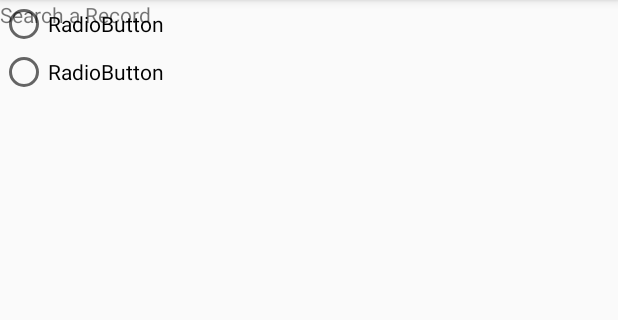
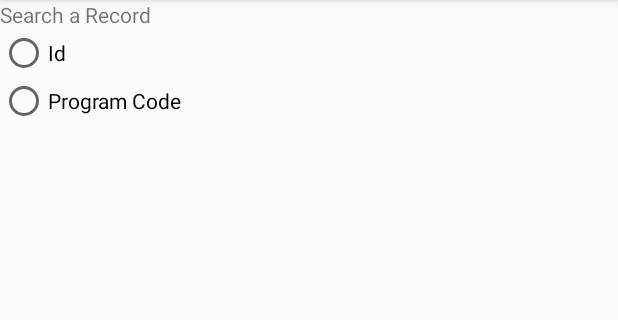
Before and after one commit to ashishjullia/GradingApp, an Android app: the screen it shows after launch (MainActivity), after a tap on "Search", on a phone screen of 412 x 824 dp, the part 84-404 px from its top. Run offline under Robolectric (Android 15) with nearby library versions, the phone set to English and light mode, and no system bars; 1 other tap on this screen came first.

Commit message:
Added the search functionality to the application.

```diff
--- a/app/src/main/java/com/example/gradingapp/Search.java
+++ b/app/src/main/java/com/example/gradingapp/Search.java
@@ -1,5 +1,6 @@
 package com.example.gradingapp;
 
+import android.database.Cursor;
 import android.os.Bundle;
 
 import androidx.fragment.app.Fragment;
@@ -7,8 +8,29 @@ import androidx.fragment.app.Fragment;
 import android.view.LayoutInflater;
 import android.view.View;
 import android.view.ViewGroup;
+import android.widget.Button;
+import android.widget.EditText;
+import android.widget.LinearLayout;
+import android.widget.RadioButton;
+import android.widget.RadioGroup;
+import android.widget.TextView;
+import android.widget.Toast;
 
 public class Search extends Fragment {
+
+    RadioGroup groupSearchRecord;
+    RadioButton radioButtonSearchId, radioButtonSearchProgramCode;
+
+    TextView txtViewId, txtViewFirstName, txtViewLastName, txtViewCourse, txtViewCredits, txtViewMarks;
+    LinearLayout layoutSearchById, layoutSearchByProgramCode;
+    Button submitButtonSearchId, submitButtonSearchProgramCode;
+
+    String stringSearchId, stringSearchProgramCode;
+
+    EditText editSearchIdValue, editSearchProgramCodeValue;
+
+    DatabaseHelper dbh;
+
     public Search() {
         // Required empty public constructor
     }
@@ -16,7 +38,98 @@ public class Search extends Fragment {
     @Override
     public View onCreateView(LayoutInflater inflater, ViewGroup container,
                              Bundle savedInstanceState) {
+        final View view = inflater.inflate(R.layout.fragment_search, container, false);
+
+        groupSearchRecord = view.findViewById(R.id.radioGroupSearchRecord);
+        radioButtonSearchId = view.findViewById(R.id.radioButtonSearchById);
+        radioButtonSearchProgramCode = view.findViewById(R.id.radioButtonSearchByProgramCode);
+
+        layoutSearchById = view.findViewById(R.id.linearLayoutSearchById);
+        layoutSearchByProgramCode = view.findViewById(R.id.linearLayoutSearchByProgramCode);
+
+        txtViewId = view.findViewById(R.id.textViewId);
+        txtViewFirstName = view.findViewById(R.id.textViewFirstName);
+        txtViewLastName = view.findViewById(R.id.textViewLastName);
+        txtViewCourse = view.findViewById(R.id.textViewCourse);
+        txtViewCredits = view.findViewById(R.id.textViewCredits);
+        txtViewMarks = view.findViewById(R.id.textViewMarks);
+
+        editSearchIdValue = view.findViewById(R.id.editSearchId);
+        editSearchProgramCodeValue = view.findViewById(R.id.editSearchProgramCode);
+
+        groupSearchRecord.setOnCheckedChangeListener(new RadioGroup.OnCheckedChangeListener() {
+            @Override
+            public void onCheckedChanged(RadioGroup group, int checkedId) {
+                RadioButton rb = view.findViewById(checkedId);
+                if (rb.getId() == R.id.radioButtonSearchById) {
+                    // stringSearchId = editSearchIdValue.getText().toString();
+                    layoutSearchById.setVisibility(View.VISIBLE);
+                    layoutSearchByProgramCode.setVisibility(View.GONE);
+                } else if (rb.getId() == R.id.radioButtonSearchByProgramCode) {
+                    // stringSearchProgramCode = editSearchProgramCodeValue.getText().toString();
+                    layoutSearchByProgramCode.setVisibility(View.VISIBLE);
+                    layoutSearchById.setVisibility(View.GONE);
+                }
+            }
+        });
+
+        submitButtonSearchId = view.findViewById(R.id.btnSearchId);
+        submitButtonSearchProgramCode = view.findViewById(R.id.btnSearchProgramCode);
+
+        submitButtonSearchId.setOnClickListener(new View.OnClickListener() {
+            @Override
+            public void onClick(View v) {
+                dbh = new DatabaseHelper(getActivity());
+                stringSearchId = editSearchIdValue.getText().toString();
+                Cursor cursor = dbh.searchGrade("id", stringSearchId);
+
+                if (cursor == null) {
+                    Toast.makeText(getContext(), "No Record!", Toast.LENGTH_SHORT).show();
+                } else {
+                    if (cursor.moveToFirst()) {
+                        do {
+                            txtViewId.setText(cursor.getString(cursor.getColumnIndex("id")));
+                            txtViewFirstName.setText(cursor.getString(cursor.getColumnIndex("firstName")));
+                            txtViewLastName.setText(cursor.getString(cursor.getColumnIndex("lastName")));
+                            txtViewCourse.setText(cursor.getString(cursor.getColumnIndex("course")));
+                            txtViewCredits.setText(cursor.getString(cursor.getColumnIndex("credits")));
+                            txtViewMarks.setText(cursor.getString(cursor.getColumnIndex("marks")));
+                        } while (cursor.moveToNext());
+                    }
+                    cursor.close();
+                    dbh.close();
+                }
+            }
+        }
+        );
+
+        submitButtonSearchProgramCode.setOnClickListener(new View.OnClickListener() {
+            @Override
+            public void onClick(View v) {
+                dbh = new DatabaseHelper(getActivity());
+                stringSearchProgramCode = editSearchProgramCodeValue.getText().toString();
+                Cursor cursor = dbh.searchGrade("course", stringSearchProgramCode);
+                if (cursor == null) {
+                    Toast.makeText(getContext(), "No Record!", Toast.LENGTH_SHORT).show();
+                } else {
+                    if (cursor.moveToFirst()) {
+                        do {
+                            txtViewId.setText(cursor.getString(cursor.getColumnIndex("id")));
+                            txtViewFirstName.setText(cursor.getString(cursor.getColumnIndex("firstName")));
+                            txtViewLastName.setText(cursor.getString(cursor.getColumnIndex("lastName")));
+                            txtViewCourse.setText(cursor.getString(cursor.getColumnIndex("course")));
+                            txtViewCredits.setText(cursor.getString(cursor.getColumnIndex("credits")));
+                            txtViewMarks.setText(cursor.getString(cursor.getColumnIndex("marks")));
+                        } while (cursor.moveToNext());
+                    }
+                    cursor.close();
+                    dbh.close();
+                 }
+                }
+            }
+        );
+
         // Inflate the layout for this fragment
-        return inflater.inflate(R.layout.fragment_search, container, false);
+        return view;
     }
 }
--- a/app/src/main/res/layout/fragment_search.xml
+++ b/app/src/main/res/layout/fragment_search.xml
@@ -2,31 +2,92 @@
 <FrameLayout xmlns:android="http://schemas.android.com/apk/res/android"
     xmlns:tools="http://schemas.android.com/tools"
     android:layout_width="match_parent"
-    android:layout_height="match_parent"
+    android:layout_height="wrap_content"
     tools:context=".Search">
 
     <!-- TODO: Update blank fragment layout -->
+
+    <LinearLayout
+        android:layout_width="match_parent"
+        android:layout_height="wrap_content"
+        android:orientation="vertical">
+
         <TextView
             android:layout_width="match_parent"
-        android:layout_height="match_parent"
+            android:layout_height="wrap_content"
             android:text="Search a Record" />
+
+        <LinearLayout
+            android:layout_width="match_parent"
+            android:layout_height="wrap_content"
+            android:orientation="horizontal">
 
             <RadioGroup
                 android:id="@+id/radioGroupSearchRecord"
-        android:layout_width="wrap_content"
-        android:layout_height="wrap_content" >
+                android:layout_width="match_parent"
+                android:layout_height="wrap_content">
 
                 <RadioButton
                     android:id="@+id/radioButtonSearchById"
                     android:layout_width="match_parent"
                     android:layout_height="wrap_content"
-            android:text="RadioButton" />
+                    android:text="Id" />
 
                 <RadioButton
                     android:id="@+id/radioButtonSearchByProgramCode"
                     android:layout_width="match_parent"
                     android:layout_height="wrap_content"
-            android:text="RadioButton" />
+                    android:text="Program Code" />
             </RadioGroup>
 
+        </LinearLayout>
+
+        <LinearLayout
+            android:id="@+id/linearLayoutSearchById"
+            android:layout_width="match_parent"
+            android:layout_height="300dp"
+            android:orientation="vertical"
+            android:visibility="gone">
+
+            <EditText
+                android:id="@+id/editSearchId"
+                android:layout_width="match_parent"
+                android:layout_height="100dp"
+                android:ems="10"
+                android:inputType="textPersonName"
+                android:text="" />
+
+            <Button
+                android:id="@+id/btnSearchId"
+                android:layout_width="match_parent"
+                android:layout_height="wrap_content"
+                android:text="Search   (by Id)" />
+
+        </LinearLayout>
+
+        <LinearLayout
+            android:id="@+id/linearLayoutSearchByProgramCode"
+            android:layout_width="match_parent"
+            android:layout_height="wrap_content"
+            android:orientation="vertical"
+            android:visibility="gone">
+
+            <EditText
+                android:id="@+id/editSearchProgramCode"
+                android:layout_width="match_parent"
+                android:layout_height="100dp"
+                android:ems="10"
+                android:inputType="textPersonName"
+                android:text="" />
+
+            <Button
+                android:id="@+id/btnSearchProgramCode"
+                android:layout_width="match_parent"
+                android:layout_height="wrap_content"
+                android:text="Search   (by Program Code)" />
+        </LinearLayout>
+
+    <include layout="@layout/record_layout"></include>
+    </LinearLayout>
+
 </FrameLayout>
```
Also changed, not shown: app/src/main/java/com/example/gradingapp/DatabaseHelper.java (+8 -0 lines), app/src/main/res/layout/fragment_delete.xml (+1 -9 lines), app/src/main/res/layout/fragment_update.xml (+1 -9 lines). Lines whose indentation alone changed are shown as unchanged.
